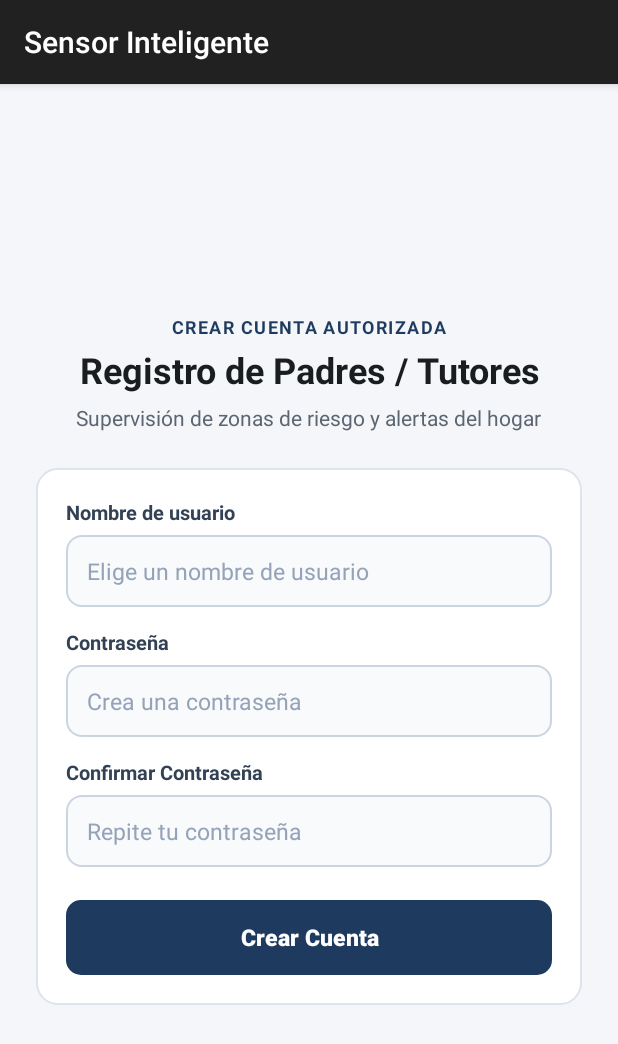
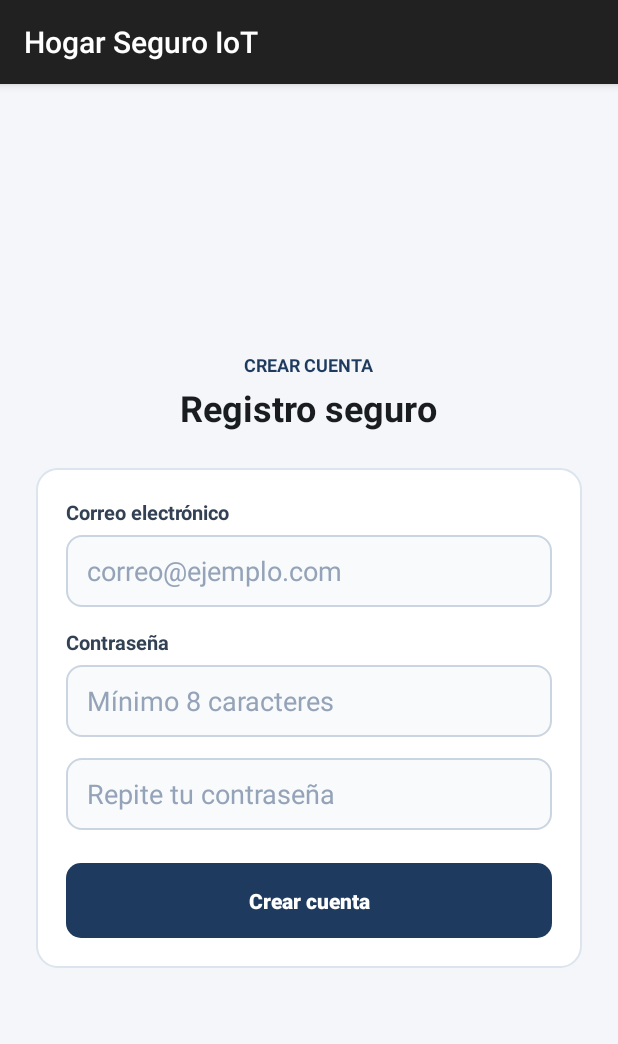
Before and after one commit to Loreto-ISO/prueba-iot2, an Android app: the RegisterActivity screen opened directly, with no data from a screen before it, on a phone screen of 412 x 824 dp. Shown: the top 1044 px of the screen. Run offline under Robolectric (Android 15) with nearby library versions, the phone set to English and light mode, and no system bars; our stand-ins replace Firebase (no records; nobody signed in at launch, a user with empty details on screens opened directly).

Commit message:
feat: integrate Firebase Authentication and IoT data foundations

```diff
--- a/app/build.gradle.kts
+++ b/app/build.gradle.kts
@@ -1,5 +1,6 @@
 plugins {
     alias(libs.plugins.android.application)
+    id("com.google.gms.google-services")
 }
 
 android {
@@ -26,6 +27,7 @@ android {
             }
         }
     }
+
     compileOptions {
         sourceCompatibility = JavaVersion.VERSION_11
         targetCompatibility = JavaVersion.VERSION_11
@@ -33,6 +35,10 @@ android {
 }
 
 dependencies {
+    implementation(platform("com.google.firebase:firebase-bom:33.7.0"))
+    implementation("com.google.firebase:firebase-auth")
+    implementation("com.google.firebase:firebase-database")
+
     implementation(libs.androidx.activity.ktx)
     implementation(libs.androidx.appcompat)
     implementation(libs.androidx.constraintlayout)
--- a/app/src/main/java/com/example/myapplication/RegisterActivity.kt
+++ b/app/src/main/java/com/example/myapplication/RegisterActivity.kt
@@ -1,46 +1,46 @@
 package com.example.myapplication
 
 import android.os.Bundle
+import android.util.Patterns
 import android.widget.Button
 import android.widget.EditText
 import android.widget.Toast
 import androidx.appcompat.app.AppCompatActivity
+import com.example.myapplication.data.FirebaseAuthRepository
 
 class RegisterActivity : AppCompatActivity() {
-    private lateinit var dbHelper: DatabaseHelper
+    private val authRepository = FirebaseAuthRepository()
 
     override fun onCreate(savedInstanceState: Bundle?) {
         super.onCreate(savedInstanceState)
         setContentView(R.layout.activity_register)
 
-        dbHelper = DatabaseHelper(this)
+        val emailInput = findViewById<EditText>(R.id.etRegisterUsername)
+        val passwordInput = findViewById<EditText>(R.id.etRegisterPassword)
+        val confirmInput = findViewById<EditText>(R.id.etConfirmPassword)
+        val registerButton = findViewById<Button>(R.id.btnRegisterSubmit)
 
-        val etUser = findViewById<EditText>(R.id.etRegisterUsername)
-        val etPass = findViewById<EditText>(R.id.etRegisterPassword)
-        val etConfirm = findViewById<EditText>(R.id.etConfirmPassword)
-        val btnRegister = findViewById<Button>(R.id.btnRegisterSubmit)
+        registerButton.setOnClickListener {
+            val email = emailInput.text.toString().trim()
+            val password = passwordInput.text.toString()
+            val confirmation = confirmInput.text.toString()
 
-        btnRegister.setOnClickListener {
-            val user = etUser.text.toString().trim()
-            val pass = etPass.text.toString().trim()
-            val confirm = etConfirm.text.toString().trim()
-
-            if (user.isEmpty() || pass.isEmpty() || confirm.isEmpty()) {
-                Toast.makeText(this, "Completa todos los campos", Toast.LENGTH_SHORT).show()
-                return@setOnClickListener
-            }
-
-            if (pass != confirm) {
-                Toast.makeText(this, "Las contraseñas no coinciden", Toast.LENGTH_SHORT).show()
-                return@setOnClickListener
-            }
-
-            val success = dbHelper.registerUser(user, pass, role = "tutor")
-            if (success) {
-                Toast.makeText(this, "Cuenta creada exitosamente. Ahora inicia sesión.", Toast.LENGTH_LONG).show()
-                finish()
-            } else {
-                Toast.makeText(this, "El nombre de usuario ya existe", Toast.LENGTH_SHORT).show()
+            when {
+                !Patterns.EMAIL_ADDRESS.matcher(email).matches() -> emailInput.error = getString(R.string.invalid_email)
+                password.length < 8 -> passwordInput.error = getString(R.string.password_requirements)
+                password != confirmation -> confirmInput.error = getString(R.string.passwords_do_not_match)
+                else -> {
+                    registerButton.isEnabled = false
+                    authRepository.register(email, password)
+                        .addOnSuccessListener {
+                            Toast.makeText(this, R.string.account_created, Toast.LENGTH_LONG).show()
+                            finish()
+                        }
+                        .addOnFailureListener { error ->
+                            registerButton.isEnabled = true
+                            Toast.makeText(this, error.localizedMessage ?: getString(R.string.register_error), Toast.LENGTH_LONG).show()
+                        }
+                }
             }
         }
     }
--- /dev/null
+++ b/app/src/main/java/com/example/myapplication/data/FirebaseAuthRepository.kt
@@ -0,0 +1,24 @@
+package com.example.myapplication.data
+
+import com.google.android.gms.tasks.Task
+import com.google.firebase.auth.AuthResult
+import com.google.firebase.auth.FirebaseAuth
+import com.google.firebase.auth.FirebaseUser
+
+class FirebaseAuthRepository(
+    private val auth: FirebaseAuth = FirebaseAuth.getInstance()
+) {
+    val currentUser: FirebaseUser?
+        get() = auth.currentUser
+
+    fun signIn(email: String, password: String): Task<AuthResult> =
+        auth.signInWithEmailAndPassword(email.trim(), password)
+
+    fun register(email: String, password: String): Task<AuthResult> =
+        auth.createUserWithEmailAndPassword(email.trim(), password)
+
+    fun sendPasswordReset(email: String) =
+        auth.sendPasswordResetEmail(email.trim())
+
+    fun signOut() = auth.signOut()
+}
--- a/app/src/main/res/layout/activity_register.xml
+++ b/app/src/main/res/layout/activity_register.xml
@@ -16,8 +16,7 @@
             android:layout_width="wrap_content"
             android:layout_height="wrap_content"
             android:layout_marginBottom="4dp"
-            android:letterSpacing="0.08"
-            android:text="CREAR CUENTA AUTORIZADA"
+            android:text="CREAR CUENTA"
             android:textColor="#1E3A5F"
             android:textSize="12sp"
             android:textStyle="bold" />
@@ -25,21 +24,11 @@
         <TextView
             android:layout_width="wrap_content"
             android:layout_height="wrap_content"
-            android:layout_marginBottom="6dp"
-            android:gravity="center"
-            android:text="Registro de Padres / Tutores"
+            android:layout_marginBottom="24dp"
+            android:text="Registro seguro"
             android:textColor="#1A1D20"
             android:textSize="24sp"
             android:textStyle="bold" />
-
-        <TextView
-            android:layout_width="wrap_content"
-            android:layout_height="wrap_content"
-            android:layout_marginBottom="24dp"
-            android:gravity="center"
-            android:text="Supervisión de zonas de riesgo y alertas del hogar"
-            android:textColor="#5C6672"
-            android:textSize="14sp" />
 
         <LinearLayout
             android:layout_width="match_parent"
@@ -52,7 +41,7 @@
                 android:layout_width="wrap_content"
                 android:layout_height="wrap_content"
                 android:layout_marginBottom="6dp"
-                android:text="Nombre de usuario"
+                android:text="Correo electrónico"
                 android:textColor="#334155"
                 android:textSize="13sp"
                 android:textStyle="bold" />
@@ -63,13 +52,12 @@
                 android:layout_height="48dp"
                 android:layout_marginBottom="14dp"
                 android:background="@drawable/bg_input_clean"
-                android:hint="Elige un nombre de usuario"
-                android:inputType="text"
+                android:hint="correo@ejemplo.com"
+                android:inputType="textEmailAddress"
                 android:maxLines="1"
                 android:paddingHorizontal="14dp"
                 android:textColor="#1A1D20"
-                android:textColorHint="#94A3B8"
-                android:textSize="15sp" />
+                android:textColorHint="#94A3B8" />
 
             <TextView
                 android:layout_width="wrap_content"
@@ -86,22 +74,12 @@
                 android:layout_height="48dp"
                 android:layout_marginBottom="14dp"
                 android:background="@drawable/bg_input_clean"
-                android:hint="Crea una contraseña"
+                android:hint="Mínimo 8 caracteres"
                 android:inputType="textPassword"
                 android:maxLines="1"
                 android:paddingHorizontal="14dp"
                 android:textColor="#1A1D20"
-                android:textColorHint="#94A3B8"
-                android:textSize="15sp" />
-
-            <TextView
-                android:layout_width="wrap_content"
-                android:layout_height="wrap_content"
-                android:layout_marginBottom="6dp"
-                android:text="Confirmar Contraseña"
-                android:textColor="#334155"
-                android:textSize="13sp"
-                android:textStyle="bold" />
+                android:textColorHint="#94A3B8" />
 
             <EditText
                 android:id="@+id/etConfirmPassword"
@@ -114,20 +92,17 @@
                 android:maxLines="1"
                 android:paddingHorizontal="14dp"
                 android:textColor="#1A1D20"
-                android:textColorHint="#94A3B8"
-                android:textSize="15sp" />
+                android:textColorHint="#94A3B8" />
 
             <Button
                 android:id="@+id/btnRegisterSubmit"
                 android:layout_width="match_parent"
                 android:layout_height="50dp"
                 android:background="@drawable/bg_btn_primary"
-                android:text="Crear Cuenta"
+                android:text="Crear cuenta"
                 android:textAllCaps="false"
                 android:textColor="#FFFFFF"
-                android:textSize="15sp"
                 android:textStyle="bold" />
         </LinearLayout>
-
     </LinearLayout>
 </ScrollView>
--- a/app/src/main/res/values/strings.xml
+++ b/app/src/main/res/values/strings.xml
@@ -1,3 +1,12 @@
 <resources>
-    <string name="app_name">My Application</string>
+    <string name="app_name">Hogar Seguro IoT</string>
+    <string name="invalid_email">Ingresa un correo electrónico válido</string>
+    <string name="required_password">Ingresa tu contraseña</string>
+    <string name="login_error">No fue posible iniciar sesión</string>
+    <string name="reset_sent">Revisa tu correo para restablecer la contraseña</string>
+    <string name="reset_error">No fue posible enviar el correo de recuperación</string>
+    <string name="password_requirements">La contraseña debe tener al menos 8 caracteres</string>
+    <string name="passwords_do_not_match">Las contraseñas no coinciden</string>
+    <string name="account_created">Cuenta creada correctamente</string>
+    <string name="register_error">No fue posible crear la cuenta</string>
 </resources>
--- a/build.gradle.kts
+++ b/build.gradle.kts
@@ -1,4 +1,5 @@
 // Top-level build file where you can add configuration options common to all sub-projects/modules.
 plugins {
     alias(libs.plugins.android.application) apply false
+    id("com.google.gms.google-services") version "4.4.2" apply false
 }
```
Also changed, not shown: app/src/main/AndroidManifest.xml (+5 -8 lines), app/src/main/java/com/example/myapplication/LoginActivity.kt (+44 -25 lines), app/src/main/java/com/example/myapplication/data/FirebaseDatabaseRepository.kt (added, +59 -0 lines), app/src/main/java/com/example/myapplication/model/DeviceCommand.kt (added, +19 -0 lines), app/src/main/java/com/example/myapplication/model/DeviceEvent.kt (added, +13 -0 lines), app/src/main/java/com/example/myapplication/model/DeviceState.kt (added, +14 -0 lines), app/src/main/res/layout/activity_login.xml (+18 -9 lines), 1 other file.
